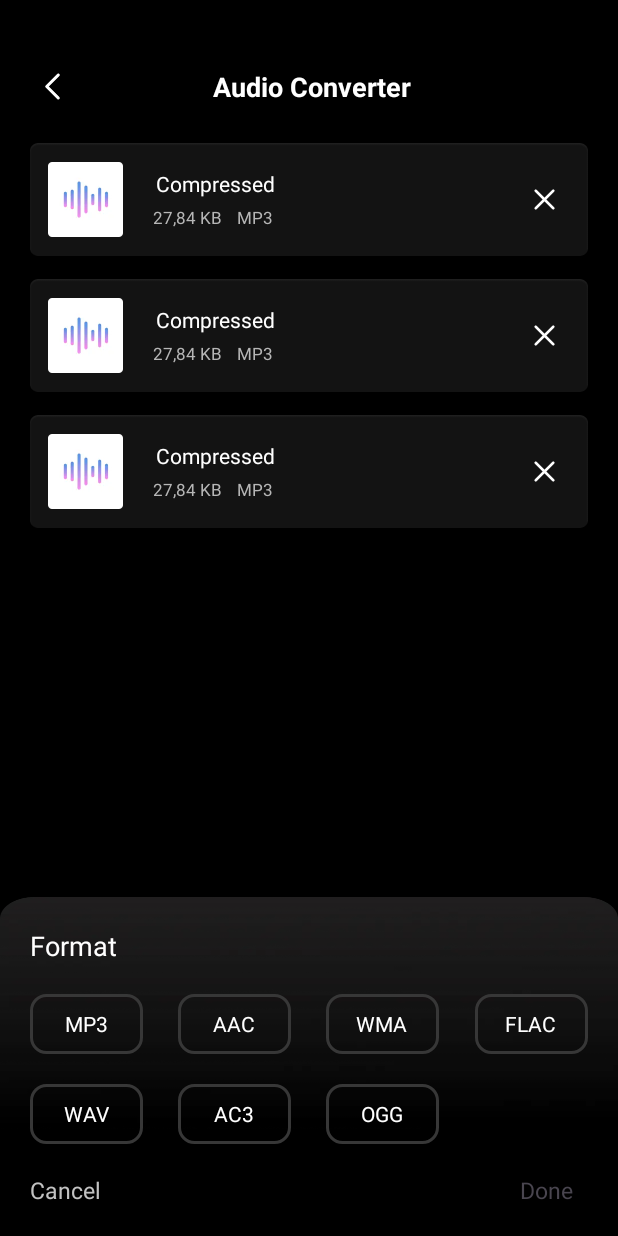
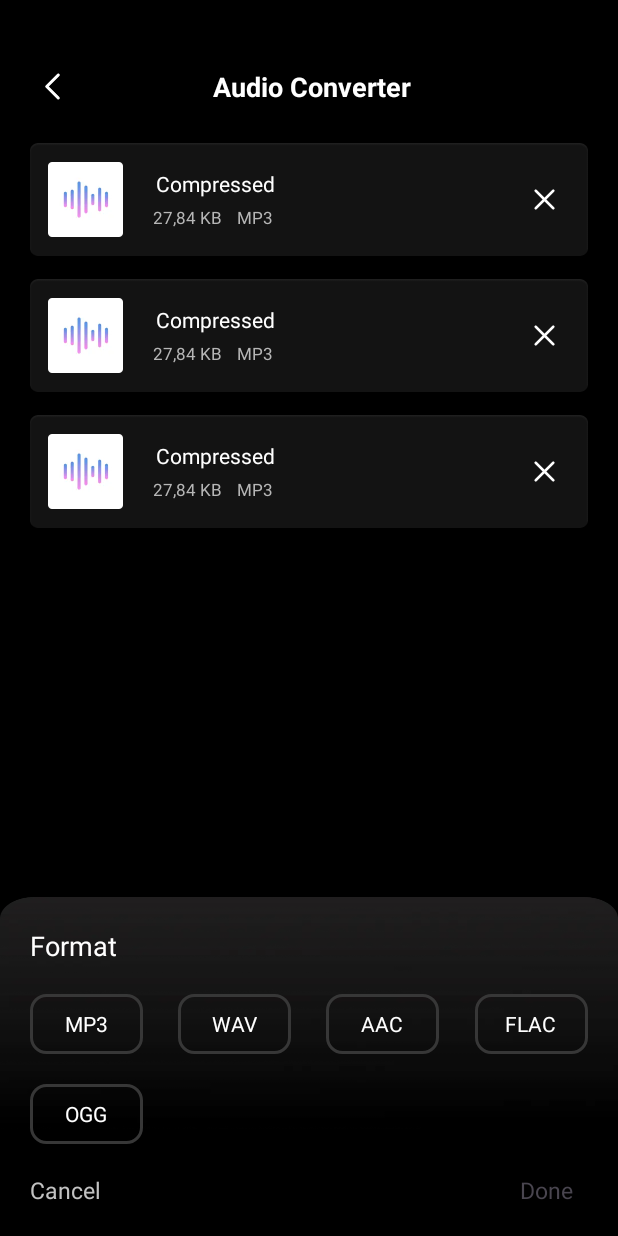
Before and after one commit to hoangthangzx/videoconvert, an Android app: the layout activity_audio_converter.xml on its own in the app's theme, with its tools: preview values and no code run, on a phone screen of 412 x 824 dp. Run offline under Robolectric (Android 15) with nearby library versions, the phone set to English and light mode, and no system bars.

Commit message:
23/10/2024

```diff
--- a/app/src/main/java/com/kan/dev/st_042_video_to_mp3/ui/ActivityAudioCutter.kt
+++ b/app/src/main/java/com/kan/dev/st_042_video_to_mp3/ui/ActivityAudioCutter.kt
@@ -72,7 +72,11 @@ class ActivityAudioCutter : AbsBaseActivity<ActivityAudioCutterBinding>(false) {
         binding.tvDone.applyGradient(this@ActivityAudioCutter,colors)
     }
 
+    @SuppressLint("ClickableViewAccessibility")
     private fun initAction() {
+        binding.loadingOverlay.setOnTouchListener { _, _ ->
+            true
+        }
         binding.seekBarAudio.setOnSeekBarChangeListener(object : SeekBar.OnSeekBarChangeListener {
             @SuppressLint("DefaultLocale")
             override fun onProgressChanged(seekBar: SeekBar?, progress: Int, fromUser: Boolean) {
--- a/app/src/main/java/com/kan/dev/st_042_video_to_mp3/ui/MainActivity.kt
+++ b/app/src/main/java/com/kan/dev/st_042_video_to_mp3/ui/MainActivity.kt
@@ -322,7 +322,7 @@ class MainActivity : AppCompatActivity(), BottomNavVisibilityListener {
         val bottomShare = findViewById<ConstraintLayout>(R.id.btShare)
         Log.d("check_visible", "onBottomNavVisibilityChanged: "+ isVisible)
         linearLayout.visibility = if (isVisible) View.VISIBLE else View.INVISIBLE
-        bottomShare.visibility = View.VISIBLE
+        bottomShare.visibility = if (isVisible) View.GONE else View.VISIBLE
     }
 
 }
--- a/app/src/main/java/com/kan/dev/st_042_video_to_mp3/ui/file_convert_to_mp3/FileConvertToMp3Activity.kt
+++ b/app/src/main/java/com/kan/dev/st_042_video_to_mp3/ui/file_convert_to_mp3/FileConvertToMp3Activity.kt
@@ -209,8 +209,13 @@ class FileConvertToMp3Activity : AbsBaseActivity<ActivityFileConvertToMp3Binding
         return -1
     }
 
+    @SuppressLint("ClickableViewAccessibility")
     @OptIn(UnstableApi::class)
     private fun initAction() {
+        binding.loadingOverlay.setOnTouchListener { _, _ ->
+            true
+        }
+
         binding.exoVideo.setOnClickListener {
             binding.playerControlView.show()
         }
--- a/app/src/main/java/com/kan/dev/st_042_video_to_mp3/ui/fragment/storage/StorageFragment.kt
+++ b/app/src/main/java/com/kan/dev/st_042_video_to_mp3/ui/fragment/storage/StorageFragment.kt
@@ -453,6 +453,11 @@ class StorageFragment : Fragment() {
             if (!checkListAudio) {
                 binding.lnNoItem.visibility = View.VISIBLE
                 binding.recyclerViewTab2.visibility = View.GONE
+                binding.lnAllTrue.visibility = View.GONE
+                binding.lnAll.visibility = View.GONE
+                binding.size.visibility = View.GONE
+                binding.tvSelectedItem.text = getString(R.string.select_items)
+                listener?.onBottomNavVisibilityChanged(true)
             } else {
                 binding.lnNoItem.visibility = View.GONE
                 binding.recyclerViewTab2.visibility = View.VISIBLE
--- a/app/src/main/java/com/kan/dev/st_042_video_to_mp3/ui/merger_audio/MergerAudioActivity.kt
+++ b/app/src/main/java/com/kan/dev/st_042_video_to_mp3/ui/merger_audio/MergerAudioActivity.kt
@@ -186,6 +186,10 @@ class MergerAudioActivity : AbsBaseActivity<ActivityAudioMergerBinding>(false) {
 
     @SuppressLint("ClickableViewAccessibility")
     private fun initAction() {
+        binding.loadingOverlay.setOnTouchListener { _, _ ->
+            true
+        }
+
         Log.d("check_Type", "initAction: " + selectTypeAudio)
         binding.recFileConvert.itemAnimator = null
         adapter.onClickListener(object : MergerAudioAdapter.onClickItemListener {
--- a/app/src/main/res/layout/activity_audio_converter.xml
+++ b/app/src/main/res/layout/activity_audio_converter.xml
@@ -121,6 +121,26 @@
                     android:layout_height="0dp"
                     android:layout_weight="1" />
 
+                <LinearLayout
+                    android:id="@+id/lnWAV"
+                    android:layout_width="75dp"
+                    android:layout_height="match_parent"
+                    android:background="@drawable/bg_item_convert"
+                    android:gravity="center">
+
+                    <TextView
+                        android:layout_width="wrap_content"
+                        android:layout_height="wrap_content"
+                        android:text="@string/wav"
+                        android:textColor="@color/white" />
+
+                </LinearLayout>
+
+                <View
+                    android:layout_width="0dp"
+                    android:layout_height="0dp"
+                    android:layout_weight="1" />
+
 
                 <LinearLayout
                     android:id="@+id/lnAcc"
@@ -136,25 +156,25 @@
 
                 </LinearLayout>
 
-                <View
-                    android:layout_width="0dp"
-                    android:layout_height="0dp"
-                    android:layout_weight="1" />
+<!--                <View-->
+<!--                    android:layout_width="0dp"-->
+<!--                    android:layout_height="0dp"-->
+<!--                    android:layout_weight="1" />-->
 
-                <LinearLayout
-                    android:id="@+id/lnWMA"
-                    android:layout_width="75dp"
-                    android:layout_height="match_parent"
-                    android:background="@drawable/bg_item_convert"
-                    android:gravity="center">
+<!--                <LinearLayout-->
+<!--                    android:id="@+id/lnWMA"-->
+<!--                    android:layout_width="75dp"-->
+<!--                    android:layout_height="match_parent"-->
+<!--                    android:background="@drawable/bg_item_convert"-->
+<!--                    android:gravity="center">-->
 
-                    <TextView
-                        android:layout_width="wrap_content"
-                        android:layout_height="wrap_content"
-                        android:text="@string/wma"
-                        android:textColor="@color/white" />
+<!--                    <TextView-->
+<!--                        android:layout_width="wrap_content"-->
+<!--                        android:layout_height="wrap_content"-->
+<!--                        android:text="@string/wma"-->
+<!--                        android:textColor="@color/white" />-->
 
-                </LinearLayout>
+<!--                </LinearLayout>-->
 
                 <View
                     android:layout_width="0dp"
@@ -188,46 +208,28 @@
                 app:layout_constraintStart_toStartOf="parent"
                 app:layout_constraintTop_toBottomOf="@+id/linearLayout8">
 
-                <LinearLayout
-                    android:id="@+id/lnWAV"
-                    android:layout_width="75dp"
-                    android:layout_height="match_parent"
-                    android:background="@drawable/bg_item_convert"
-                    android:gravity="center">
-
-                    <TextView
-                        android:layout_width="wrap_content"
-                        android:layout_height="wrap_content"
-                        android:text="@string/wav"
-                        android:textColor="@color/white" />
-
-                </LinearLayout>
-
-                <View
-                    android:layout_width="0dp"
-                    android:layout_height="0dp"
-                    android:layout_weight="1" />
 
 
-                <LinearLayout
-                    android:id="@+id/lnAc3"
-                    android:layout_width="75dp"
-                    android:layout_height="match_parent"
-                    android:background="@drawable/bg_item_convert"
-                    android:gravity="center">
 
-                    <TextView
-                        android:layout_width="wrap_content"
-                        android:layout_height="wrap_content"
-                        android:text="@string/ac3"
-                        android:textColor="@color/white" />
+<!--                <LinearLayout-->
+<!--                    android:id="@+id/lnAc3"-->
+<!--                    android:layout_width="75dp"-->
+<!--                    android:layout_height="match_parent"-->
+<!--                    android:background="@drawable/bg_item_convert"-->
+<!--                    android:gravity="center">-->
 
-                </LinearLayout>
+<!--                    <TextView-->
+<!--                        android:layout_width="wrap_content"-->
+<!--                        android:layout_height="wrap_content"-->
+<!--                        android:text="@string/ac3"-->
+<!--                        android:textColor="@color/white" />-->
 
-                <View
-                    android:layout_width="0dp"
-                    android:layout_height="0dp"
-                    android:layout_weight="1" />
+<!--                </LinearLayout>-->
+
+<!--                <View-->
+<!--                    android:layout_width="0dp"-->
+<!--                    android:layout_height="0dp"-->
+<!--                    android:layout_weight="1" />-->
 
                 <LinearLayout
                     android:id="@+id/lnOgg"
```
Also changed, not shown: app/src/main/java/com/kan/dev/st_042_video_to_mp3/ui/AudioSpeedActivity.kt (+4 -8 lines), app/src/main/java/com/kan/dev/st_042_video_to_mp3/ui/audio_converter/AudioConverterActivity.kt (+5 -2 lines).
